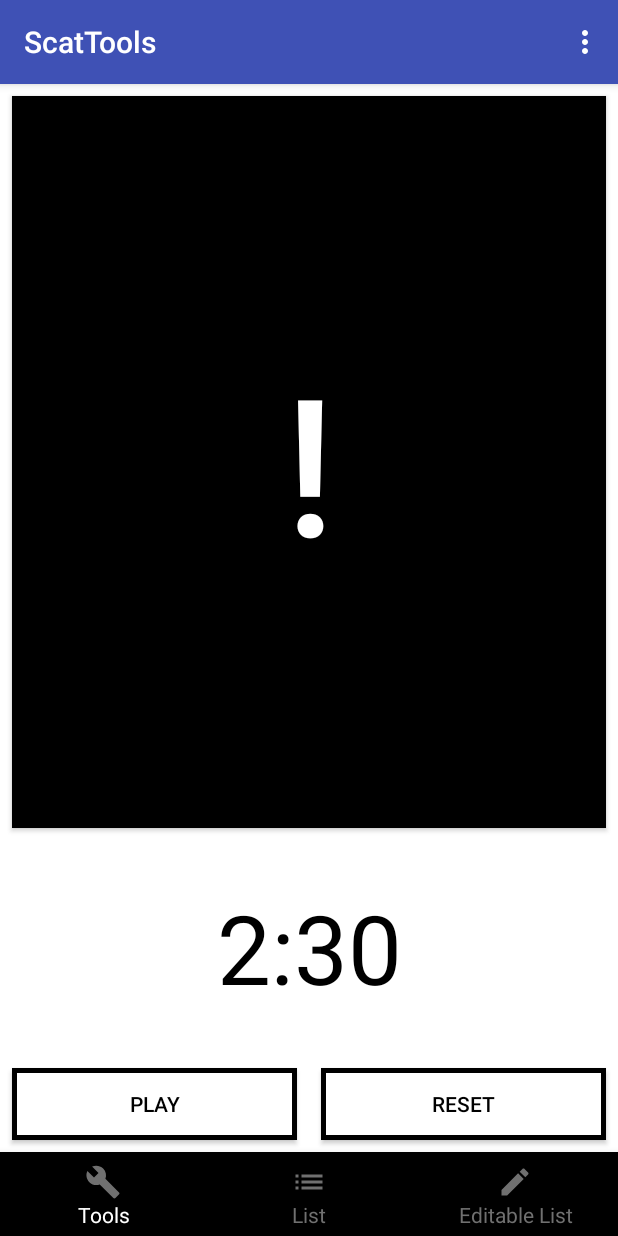
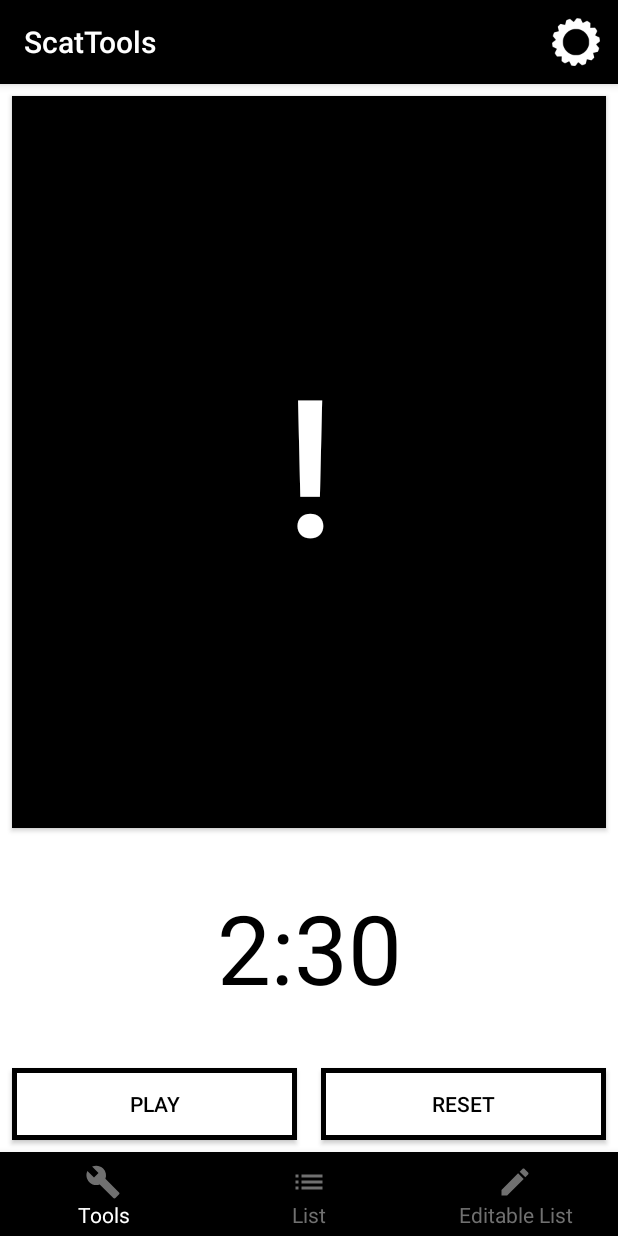
Before and after one commit to ahugenb333/ScatTools, an Android app: the screen it shows after launch (MainActivity), on a phone screen of 412 x 824 dp. Run offline under Robolectric (Android 15) with nearby library versions, the phone set to English and light mode, and no system bars.

Commit message:
gear and labels working

```diff
--- a/app/src/main/java/com/hugey/scattools/Category/Categories.java
+++ b/app/src/main/java/com/hugey/scattools/Category/Categories.java
@@ -49,8 +49,6 @@ public class Categories {
 
         public ArrayList<Category> getRandomizedCategories() {
             int d = (int)Math.floor(Math.random() * categories.size());
-            Log.d("Random number: " + d, "asdf");
-
 
             return getListByID(d);
         }
--- a/app/src/main/java/com/hugey/scattools/Scat/ScatView.java
+++ b/app/src/main/java/com/hugey/scattools/Scat/ScatView.java
@@ -110,13 +110,10 @@ public class ScatView extends Fragment implements ScatTimer.TimerView, ScatDie.D
         if (v.getId() == R.id.btn_play) {
             if (mPlayText.equals(PLAY)) {
                 mBtnPlay.setText(PAUSE);
-                Log.d("Pressed play: ", mPlayText);
             } else if (mPlayText.equals(PAUSE)) {
                 mBtnPlay.setText(RESUME);
-                Log.d("Pressed pause: ", mPlayText);
             } else if (mPlayText.equals(RESUME)) {
                 mBtnPlay.setText(PAUSE);
-                Log.d("Pressed resume: ", mPlayText);
             }
             mPlayText = mBtnPlay.getText().toString();
             listener.onPlayClicked();
--- a/app/src/main/res/menu/scat_menu.xml
+++ b/app/src/main/res/menu/scat_menu.xml
@@ -6,6 +6,7 @@
     xmlns:app="http://schemas.android.com/apk/res-auto">
     <item
         android:id="@+id/mn_options"
-        android:title="options"
-        app:showAsAction="never"/>
+        android:title="@string/menu_options"
+        android:icon="@mipmap/ic_gear"
+        app:showAsAction="ifRoom"/>
     </menu>
--- a/app/src/main/res/values/colors.xml
+++ b/app/src/main/res/values/colors.xml
@@ -1,6 +1,6 @@
 <?xml version="1.0" encoding="utf-8"?>
 <resources>
-    <color name="colorPrimary">#3F51B5</color>
-    <color name="colorPrimaryDark">#303F9F</color>
-    <color name="colorAccent">#FF4081</color>
+    <color name="colorPrimary">#000000</color>
+    <color name="colorPrimaryDark">#000000</color>
+    <color name="colorAccent">#000000</color>
 </resources>
--- a/app/src/main/res/values/strings.xml
+++ b/app/src/main/res/values/strings.xml
@@ -1,5 +1,6 @@
 <resources>
     <string name="app_name">ScatTools</string>
+    <string name="menu_options">Options</string>
     <string name="bottom_nav_tools">Tools</string>
     <string name="bottom_nav_list">List</string>
     <string name="bottom_nav_editable_list">Editable List</string>
```
Also changed, not shown: app/build.gradle (+0 -7 lines), app/src/main/java/com/hugey/scattools/EditableList/EditableListView.java (+0 -7 lines), app/src/main/java/com/hugey/scattools/List/ListView.java (+1 -8 lines), app/src/main/java/com/hugey/scattools/MainActivity.java (+32 -19 lines), app/src/main/res/mipmap-hdpi/ic_gear.png (added), app/src/main/res/mipmap-mdpi/ic_gear.png (added), app/src/main/res/mipmap-xhdpi/ic_gear.png (added), app/src/main/res/mipmap-xxhdpi/ic_gear.png (added), app/src/main/res/mipmap-xxxhdpi/ic_gear.png (added).
